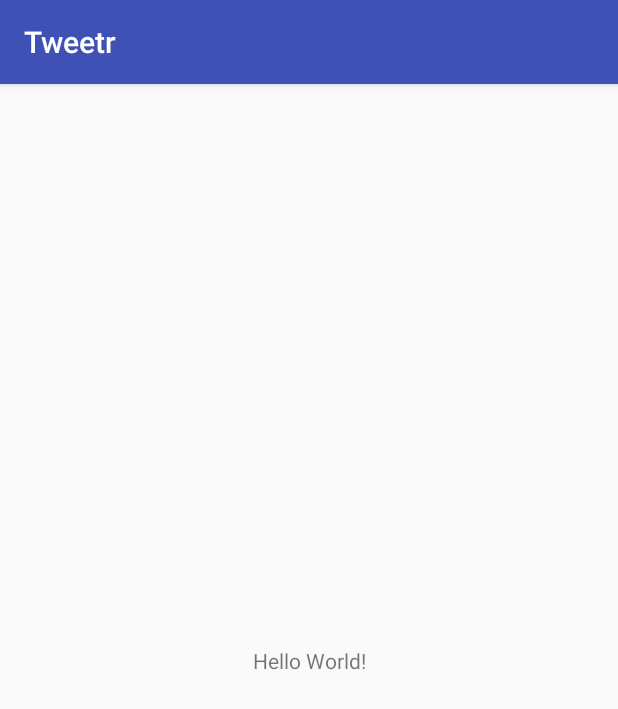
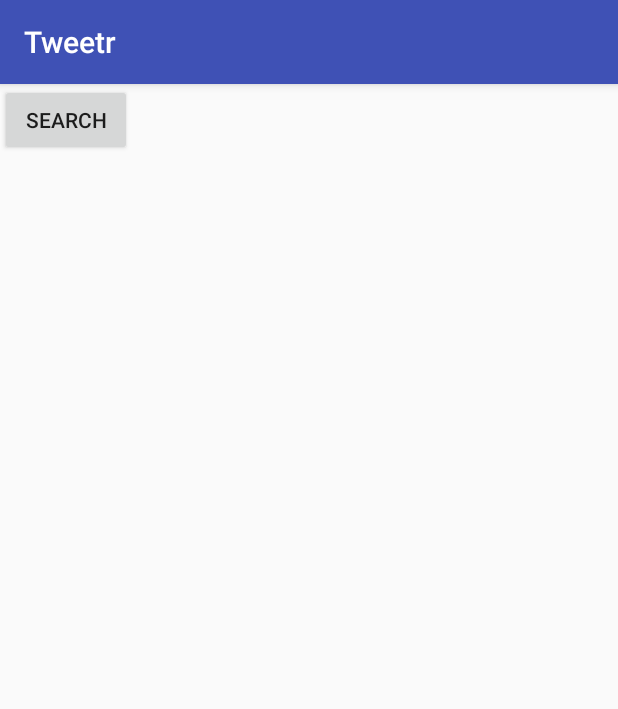
Before and after one commit to phillyger/TweetrSearchr, an Android app: the screen it shows after launch (MainActivity), on a phone screen of 412 x 824 dp. Shown: the top 709 px of the screen. Run offline under Robolectric (Android 15) with nearby library versions, the phone set to English and light mode, and no system bars; our stand-ins replace RxJava; libraries missing offline, so code that uses them is left out: com.marcinmoskala.kotlinandroidviewbindings; 2 statements that could not run were skipped.

```diff
--- a/app/src/main/AndroidManifest.xml
+++ b/app/src/main/AndroidManifest.xml
@@ -8,8 +8,9 @@
         android:label="@string/app_name"
         android:roundIcon="@mipmap/ic_launcher_round"
         android:supportsRtl="true"
-        android:theme="@style/AppTheme">
-        <activity android:name=".MainActivity">
+        android:theme="@style/AppTheme"
+        android:name="com.marcinmoskala.kotlinpreferences.PreferenceHolderApplication">
+        <activity android:name=".presentation.main.MainActivity">
             <intent-filter>
                 <action android:name="android.intent.action.MAIN" />
 
--- a/app/src/main/java/com/brilliantage/apps/android/tweetr/MainActivity.kt
+++ /dev/null
@@ -1,12 +0,0 @@
-package com.brilliantage.apps.android.tweetr
-
-import android.support.v7.app.AppCompatActivity
-import android.os.Bundle
-
-class MainActivity : AppCompatActivity() {
-
-    override fun onCreate(savedInstanceState: Bundle?) {
-        super.onCreate(savedInstanceState)
-        setContentView(R.layout.activity_main)
-    }
-}
--- /dev/null
+++ b/app/src/main/java/com/brilliantage/apps/android/tweetr/presentation/main/MainActivity.kt
@@ -0,0 +1,34 @@
+package com.brilliantage.apps.android.tweetr.presentation.main
+
+import android.os.Bundle
+import com.brilliantage.apps.android.tweetr.R
+import com.brilliantage.apps.android.tweetr.model.search.SearchMetadata
+import com.brilliantage.apps.android.tweetr.model.search.Statuses
+import com.brilliantage.apps.android.tweetr.presentation.base.PresenterBaseActivity
+import com.marcinmoskala.kotlinandroidviewbindings.*
+
+/**
+ * Created by gosullivan on 11/22/17.
+ */
+class MainActivity : PresenterBaseActivity(), MainView {
+
+
+//    override var progressVisible by bindToLoading(R.id.progressView, R.id.searchResultsView)
+
+//    override var query: String by bindToEditText(R.id.searchInputView)
+
+    override var searchButtonClickedCallback by bindToClick(R.id.searchButton)
+
+    val mainPresenter by presenter { MainPresenter(this) }
+
+    override fun onCreate(savedInstanceState: Bundle?) {
+        super.onCreate(savedInstanceState)
+        setContentView(R.layout.activity_main)
+    }
+
+    override fun display(tweets: List<Statuses>, metadata: SearchMetadata) {
+
+    }
+
+
+}
--- /dev/null
+++ b/app/src/main/java/com/brilliantage/apps/android/tweetr/presentation/main/MainView.kt
@@ -0,0 +1,20 @@
+package com.brilliantage.apps.android.tweetr.presentation.main
+
+import com.brilliantage.apps.android.tweetr.model.search.SearchMetadata
+import com.brilliantage.apps.android.tweetr.model.search.Statuses
+import com.brilliantage.apps.android.tweetr.presentation.base.BaseView
+
+/**
+ * Created by gosullivan on 11/22/17.
+ */
+interface MainView : BaseView {
+
+//    var progressVisible: Boolean
+
+//    var query: String
+
+    var searchButtonClickedCallback: ()->Unit
+
+    fun display(tweets: List<Statuses>, metadata: SearchMetadata)
+
+}
--- a/app/src/main/res/layout/activity_main.xml
+++ b/app/src/main/res/layout/activity_main.xml
@@ -4,15 +4,27 @@
     xmlns:tools="http://schemas.android.com/tools"
     android:layout_width="match_parent"
     android:layout_height="match_parent"
-    tools:context="com.brilliantage.apps.android.tweetr.MainActivity">
+    tools:context="com.brilliantage.apps.android.tweetr.presentation.main.MainActivity">
 
-    <TextView
-        android:layout_width="wrap_content"
-        android:layout_height="wrap_content"
-        android:text="Hello World!"
-        app:layout_constraintBottom_toBottomOf="parent"
-        app:layout_constraintLeft_toLeftOf="parent"
-        app:layout_constraintRight_toRightOf="parent"
-        app:layout_constraintTop_toTopOf="parent" />
+
+        <LinearLayout
+            android:layout_width="match_parent"
+            android:layout_height="match_parent">
+
+                <!--<EditText-->
+                <!--android:id="@+id/searchInputView"-->
+                <!--android:layout_margin="12dp"-->
+                <!--android:layout_width="match_parent"-->
+                <!--android:layout_height="wrap_content"/>-->
+
+                <Button
+                    android:id="@+id/searchButton"
+                    android:text="Search"
+                    android:layout_width="wrap_content"
+                    android:layout_height="wrap_content"/>
+
+        </LinearLayout>
+
+
 
 </android.support.constraint.ConstraintLayout>
--- a/build.gradle
+++ b/build.gradle
@@ -61,4 +61,6 @@ ext.libs = [
         glide                    : 'com.github.bumptech.glide:glide:3.7.0',
         junit                    : 'junit:junit:4.12',
         mockito                  : 'org.mockito:mockito-core:1.10.19',
+        activitystarter          : 'com.github.marcinmoskala.activitystarter:activitystarter:1.00',
+        activitystarter_kapt     : 'com.github.marcinmoskala.activitystarter:activitystarter-compiler:1.00'
 ]
```
Also changed, not shown: app/build.gradle (+5 -3 lines), app/src/main/java/com/brilliantage/apps/android/tweetr/presentation/main/MainPresenter.kt (added, +76 -0 lines), app/src/main/java/com/brilliantage/apps/android/tweetr/presentation/main/SearchTweetsUseCase.kt (added, +17 -0 lines), app/src/main/java/com/brilliantage/apps/android/tweetr/repositories/TweetrRepository.kt (+10 -4 lines), app/src/main/java/com/brilliantage/apps/android/tweetr/repositories/api/TweetrApi.kt (+8 -3 lines), app/src/main/java/com/brilliantage/apps/android/tweetr/repositories/api/TweetrApiService.kt (+13 -3 lines).
